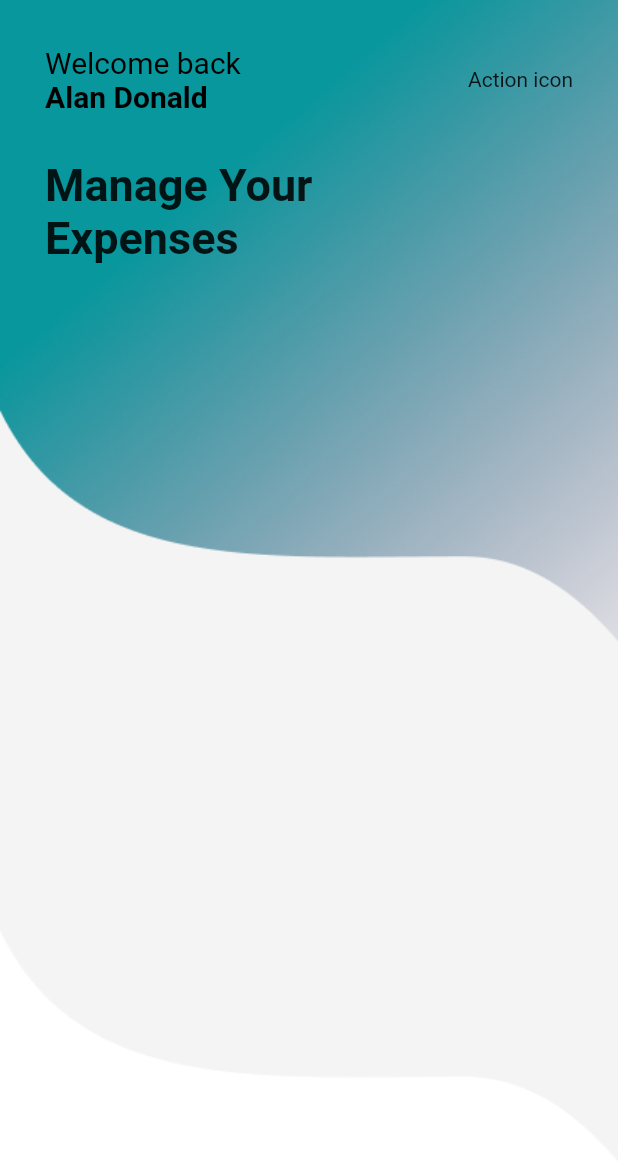
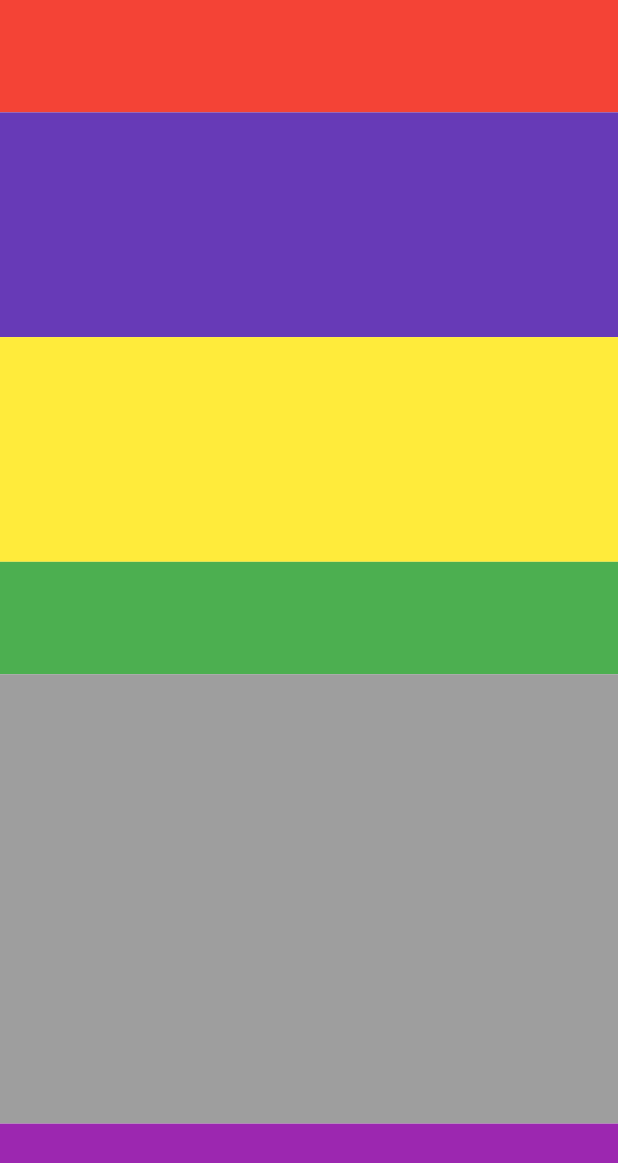
Before and after one commit to Dharani-Mediwave/flutterlearn, a Flutter app: the screen it shows after launch, on a phone screen of 412 x 824 dp. Shown: the top 1163 px of the screen. Run offline on Flutter 3.47's test engine with Material 2 defaults, Android fonts, the phone set to English and light mode, and no system bars; our stand-ins replace flutter_svg_provider, font_awesome_flutter.

Commit message:
Learn layout design - wip

```diff
--- a/lib/App.dart
+++ b/lib/App.dart
@@ -1,6 +1,7 @@
 import 'dart:math';
 
 import 'package:flutter/material.dart';
+import 'package:flutterlearn/layoutdesign/doctor_profile.dart';
 import 'package:flutterlearn/screens/CustomButtonDemo.dart';
 import 'package:flutterlearn/screens/RowColumnDemo.dart';
 
@@ -13,16 +14,23 @@ class App extends StatelessWidget {
 
   @override
   Widget build(BuildContext context) {
-    return MaterialApp(
-      title: 'Named Routes Demo',
+    // return MaterialApp(
+    //   title: 'Named Routes Demo',
+    //   debugShowCheckedModeBanner: false,
+    //   initialRoute: '/layoutdesign',
+    //   routes: {
+    //     '/': (context) => const FirstScreen(),
+    //     '/second': (context) => const SecondScreen(),
+    //     '/layoutdesign': (context) => const RowColumnDemo()
+    //   },
+    // );
+
+    return const MaterialApp(
+      title: "Doctor profile",
       debugShowCheckedModeBanner: false,
-      initialRoute: '/layoutdesign',
-      routes: {
-        '/': (context) => const FirstScreen(),
-        '/second': (context) => const SecondScreen(),
-        '/layoutdesign': (context) => const RowColumnDemo()
-      },
+      home: DoctorProfile(),
     );
+
 
     return MaterialApp(
       title: 'Flutter basic widget',
--- /dev/null
+++ b/lib/layoutdesign/doctor_profile.dart
@@ -0,0 +1,30 @@
+import 'package:flutter/material.dart';
+
+// https://fireart.studio/wp-content/uploads/2021/11/5080dc03d60429b882accf0f30b9c6a9-1024x768.jpg
+class DoctorProfile extends StatelessWidget {
+  const DoctorProfile({super.key});
+
+  @override
+  Widget build(BuildContext context) {
+    return Scaffold(
+      appBar: null,
+      body: SafeArea(
+        top: true,
+        child: Container(
+          color: Colors.white24,
+          child: Column(
+            children: [
+              Expanded(flex:1,child: Container(color: Colors.red,)),
+              Expanded(flex:2,child: Container(color: Colors.deepPurple,)),
+              Expanded(flex:2,child: Container(color: Colors.yellow,)),
+              Expanded(flex:1,child: Container(color: Colors.green,)),
+              Expanded(flex:4,child: Container(color: Colors.grey,)),
+              Expanded(flex:1,child: Container(color: Colors.purple,))
+            ],
+          ),
+        ),
+      ),
+    );
+  }
+
+}
--- a/lib/screens/RowColumnDemo.dart
+++ b/lib/screens/RowColumnDemo.dart
@@ -8,7 +8,6 @@ class RowColumnDemo extends StatelessWidget {
   Widget build(BuildContext context) {
     return Scaffold(
       appBar: null,
-
       body: SafeArea(
         top: true,
         child: DecoratedBox(
@@ -28,21 +27,27 @@ class RowColumnDemo extends StatelessWidget {
                             Text(
                               "Welcome back",
                               style: TextStyle(
-                                color: Colors.black,
+                                color: Colors.white,
                                 fontSize: 20.0,
                               ),
                             ),
                             Text(
                               "Alan Donald",
                               style: TextStyle(
-                                color: Colors.black,
+                                color: Colors.white,
                                 fontSize: 20.0,
                                 fontWeight: FontWeight.bold,
                               ),
                             ),
                           ],
                         ),
-                        Text("Action icon"),
+                        Row(
+                          mainAxisAlignment: MainAxisAlignment.spaceEvenly,
+                          children: [
+                            Icon(Icons.notification_add, color: Colors.white,),
+                            Icon(Icons.menu, color: Colors.white,)
+                          ],
+                        ),
                       ],
                     ),
                   ],
@@ -57,6 +62,7 @@ class RowColumnDemo extends StatelessWidget {
                         style: TextStyle(
                           fontSize: 30.0,
                           fontWeight: FontWeight.bold,
+                          color: Colors.white
                         ),
                       ),
                     ),
@@ -67,6 +73,7 @@ class RowColumnDemo extends StatelessWidget {
                         style: TextStyle(
                           fontSize: 30.0,
                           fontWeight: FontWeight.bold,
+                          color: Colors.white
                         ),
                       ),
                     ),
```
